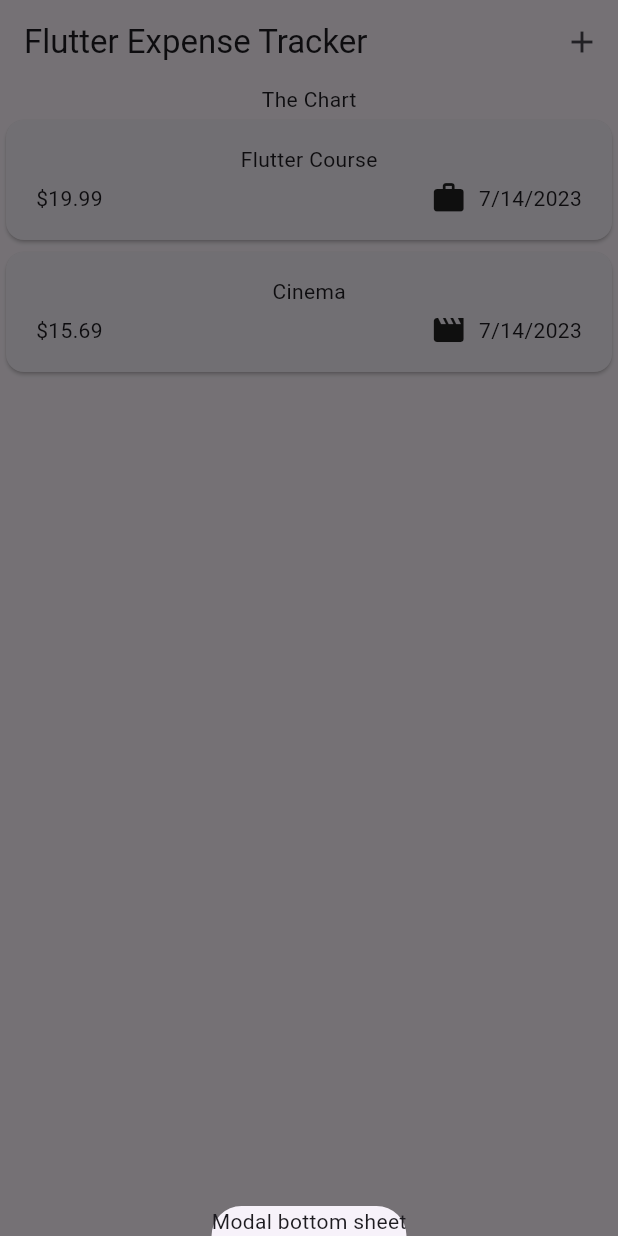
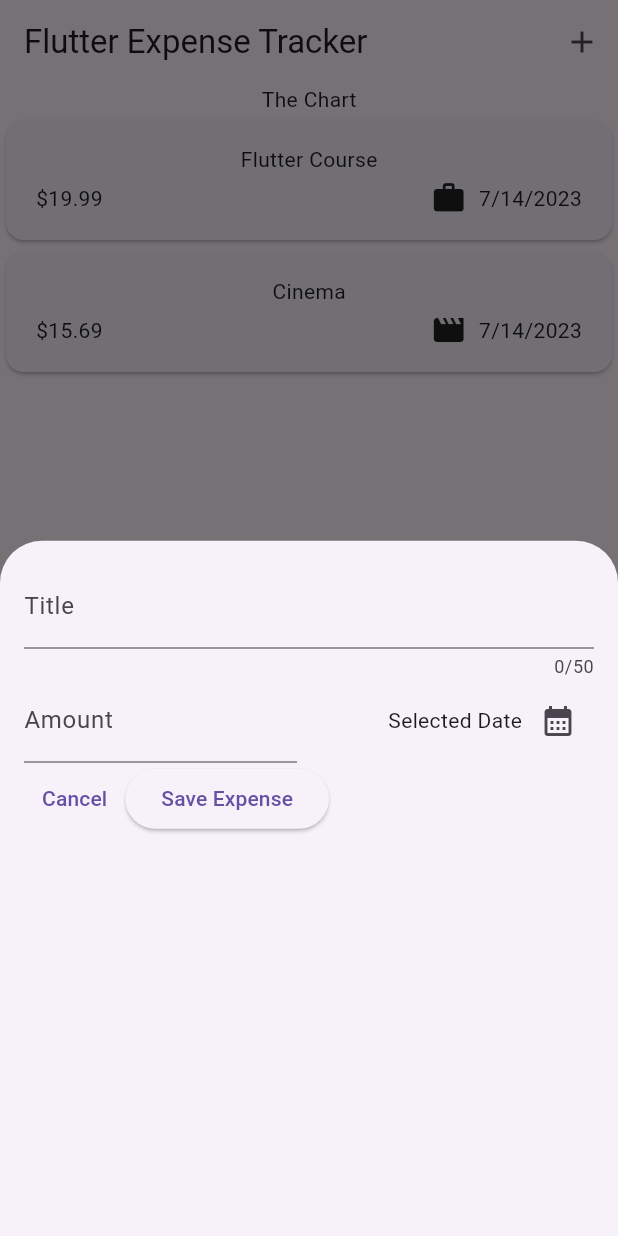
Before and after one commit to Beck0797/ExpenseTracker, a Flutter app: the screen it shows after launch, after a tap on the "add" icon, on a phone screen of 412 x 824 dp. Run offline on Flutter 3.47's test engine with Material 2 defaults, Android fonts, the phone set to English and light mode, and no system bars.

Commit message:
implemented new expense

```diff
--- a/lib/widgets/expenses.dart
+++ b/lib/widgets/expenses.dart
@@ -1,3 +1,4 @@
+import 'package:expense_tracker/widgets/new_expense.dart';
 import 'package:flutter/material.dart';
 import 'expenses_list/expenses_list.dart';
 import '../models/expense.dart';
@@ -28,7 +29,7 @@ class _Expense extends State<Expenses> {
   void _openAddExpenseOverlay() {
     showModalBottomSheet(
       context: context,
-      builder: (ctx) => const Text('Modal bottom sheet'),
+      builder: (ctx) => const NewExpense(),
     );
   }
 
--- /dev/null
+++ b/lib/widgets/new_expense.dart
@@ -0,0 +1,94 @@
+import 'package:flutter/material.dart';
+
+class NewExpense extends StatefulWidget {
+  const NewExpense({super.key});
+
+  @override
+  State createState() {
+    return _NewExpense();
+  }
+}
+
+class _NewExpense extends State<NewExpense> {
+  final _titleController = TextEditingController();
+  final _amountController = TextEditingController();
+
+  void _presentDatePicker() {
+    final now = DateTime.now();
+    final firstDate = DateTime(now.year - 1, now.month, now.day);
+    showDatePicker(
+        context: context,
+        initialDate: now,
+        firstDate: firstDate,
+        lastDate: now);
+  }
+
+  @override
+  void dispose() {
+    _titleController.dispose();
+    _amountController.dispose();
+    super.dispose();
+  }
+
+  @override
+  Widget build(BuildContext context) {
+    return Padding(
+      padding: const EdgeInsets.all(16),
+      child: Column(
+        children: [
+          TextField(
+            controller: _titleController,
+            maxLength: 50,
+            decoration: const InputDecoration(
+              label: Text('Title'),
+            ),
+          ),
+          Row(
+            children: [
+              Expanded(
+                child: TextField(
+                  keyboardType: TextInputType.number,
+                  controller: _amountController,
+                  decoration: const InputDecoration(
+                    prefixText: '\$ ',
+                    label: Text('Amount'),
+                  ),
+                ),
+              ),
+              const SizedBox(width: 16),
+              Expanded(
+                  child: Row(
+                mainAxisAlignment: MainAxisAlignment.end,
+                crossAxisAlignment: CrossAxisAlignment.center,
+                children: [
+                  const Text('Selected Date'),
+                  IconButton(
+                    onPressed: _presentDatePicker,
+                    icon: const Icon(Icons.calendar_month),
+                  ),
+                ],
+              ))
+            ],
+          ),
+          Row(
+            children: [
+              TextButton(
+                onPressed: () {
+                  Navigator.pop(context);
+                },
+                child: const Text('Cancel'),
+              ),
+              ElevatedButton(
+                onPressed: () {
+                  print(
+                      'tile is ${_titleController.text} and amount is ${_amountController.text}');
+                },
+                child: const Text('Save Expense'),
+              ),
+            ],
+          )
+        ],
+      ),
+    );
+  }
+}
```
